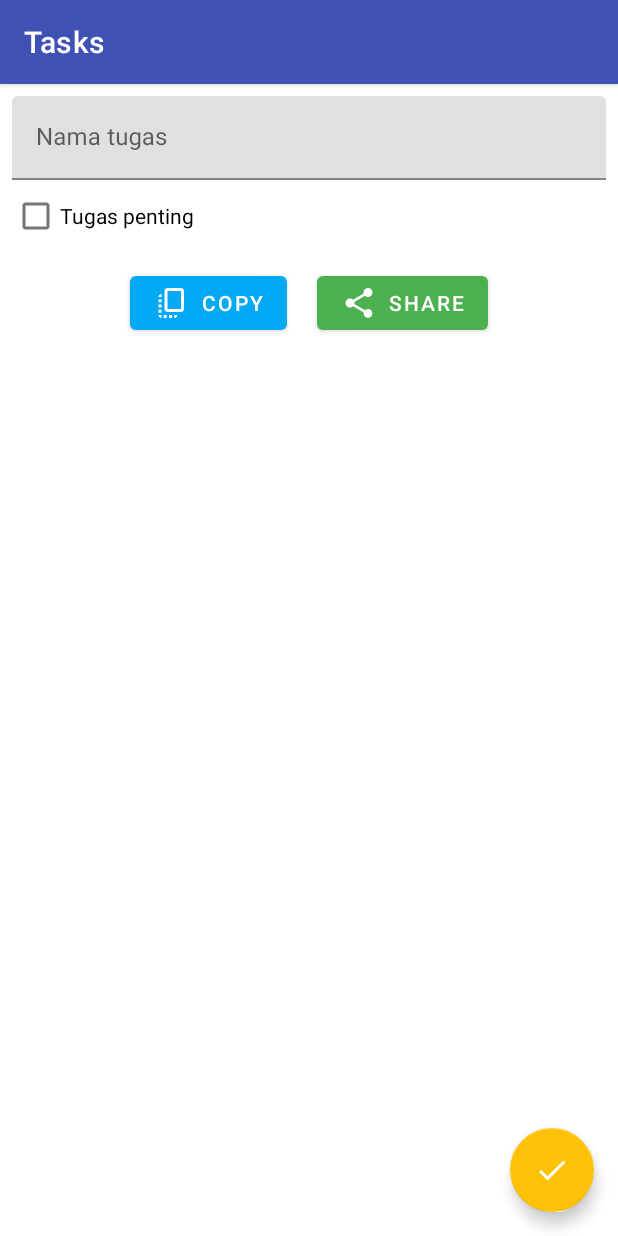
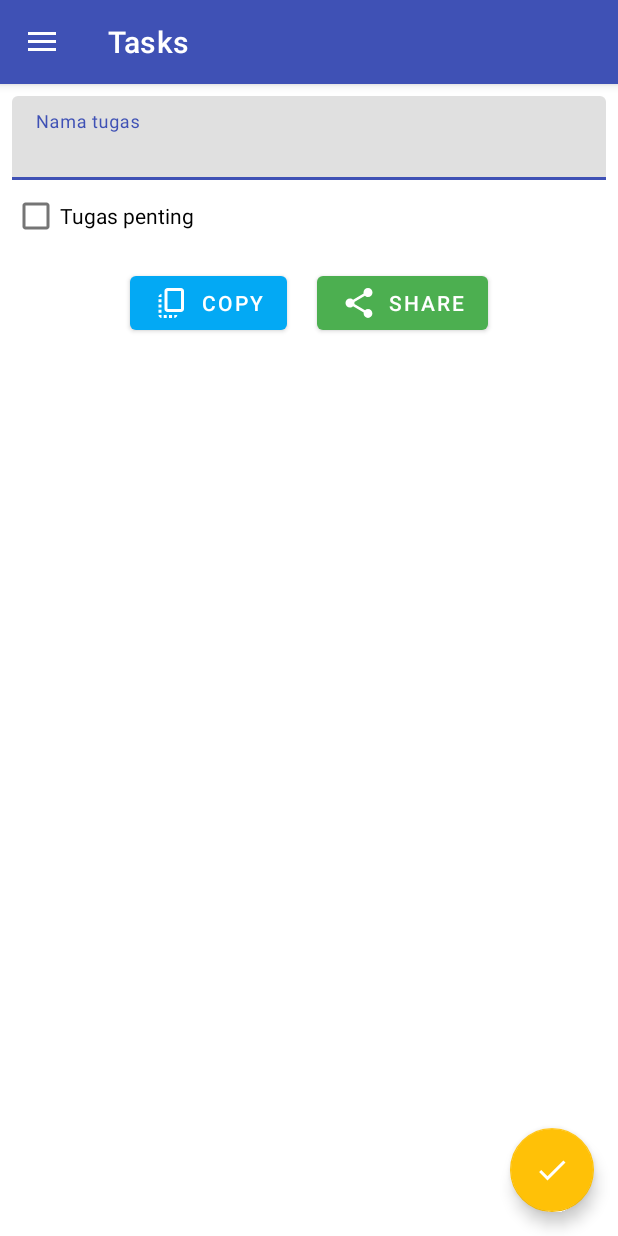
Before and after one commit to MuhammadZulfikarIkhsan/Assesment02-Mobpro-1, an Android app: the fragment AddEditTaskFragment placed in its activity, after a tap on "COPY", on a phone screen of 412 x 824 dp. Run offline under Robolectric (Android 15) with nearby library versions, the phone set to English and light mode, and no system bars; our stand-ins replace Dagger/Hilt's generated code, Room's generated code, navigation-ui; libraries missing offline, so code that uses them is left out: androidx.hilt, androidx.hilt.lifecycle; 2 statements that could not run were skipped.

Commit message:
Navigation Drawer

```diff
--- /dev/null
+++ b/app/src/main/java/org/d3if2049/tolist/BeritaFragment.kt
@@ -0,0 +1,6 @@
+package org.d3if2049.tolist
+
+import androidx.fragment.app.Fragment
+
+class BeritaFragment : Fragment(R.layout.fragment_berita) {
+}
--- a/app/src/main/java/org/d3if2049/tolist/ui/MainActivity.kt
+++ b/app/src/main/java/org/d3if2049/tolist/ui/MainActivity.kt
@@ -6,13 +6,18 @@ import androidx.appcompat.app.AppCompatActivity
 import androidx.navigation.NavController
 import androidx.navigation.fragment.NavHostFragment
 import androidx.navigation.fragment.findNavController
+import androidx.navigation.ui.AppBarConfiguration
+import androidx.navigation.ui.navigateUp
 import androidx.navigation.ui.setupActionBarWithNavController
+import androidx.navigation.ui.setupWithNavController
 import dagger.hilt.android.AndroidEntryPoint
+import kotlinx.android.synthetic.main.activity_main.*
 import org.d3if2049.tolist.R
 
 @AndroidEntryPoint
 class MainActivity : AppCompatActivity() {
     private lateinit var navController: NavController
+    private lateinit var appBarConfiguration: AppBarConfiguration
 
     override fun onCreate(savedInstanceState: Bundle?) {
         super.onCreate(savedInstanceState)
@@ -22,11 +27,18 @@ class MainActivity : AppCompatActivity() {
             supportFragmentManager.findFragmentById(R.id.nav_host_fragment) as NavHostFragment
         navController = navHostFragment.findNavController()
 
-        setupActionBarWithNavController(navController)
+        appBarConfiguration = AppBarConfiguration(
+            setOf(R.id.tasksFragment, R.id.beritaFragment),
+            drawer_layout
+        )
+
+        setupActionBarWithNavController(navController, appBarConfiguration)
+
+        nav_view.setupWithNavController(navController)
     }
 
     override fun onSupportNavigateUp(): Boolean {
-        return navController.navigateUp() || super.onSupportNavigateUp()
+        return navController.navigateUp(appBarConfiguration) || super.onSupportNavigateUp()
     }
 }
 
--- /dev/null
+++ b/app/src/main/res/drawable/ic_article.xml
@@ -0,0 +1,11 @@
+<vector xmlns:android="http://schemas.android.com/apk/res/android"
+    android:width="24dp"
+    android:height="24dp"
+    android:viewportWidth="24"
+    android:viewportHeight="24"
+    android:tint="?attr/colorControlNormal"
+    android:autoMirrored="true">
+  <path
+      android:fillColor="@android:color/white"
+      android:pathData="M19,3L5,3c-1.1,0 -2,0.9 -2,2v14c0,1.1 0.9,2 2,2h14c1.1,0 2,-0.9 2,-2L21,5c0,-1.1 -0.9,-2 -2,-2zM14,17L7,17v-2h7v2zM17,13L7,13v-2h10v2zM17,9L7,9L7,7h10v2z"/>
+</vector>
--- /dev/null
+++ b/app/src/main/res/drawable/ic_event_note.xml
@@ -0,0 +1,11 @@
+<vector xmlns:android="http://schemas.android.com/apk/res/android"
+    android:width="24dp"
+    android:height="24dp"
+    android:viewportWidth="24"
+    android:viewportHeight="24"
+    android:tint="?attr/colorControlNormal"
+    android:autoMirrored="true">
+  <path
+      android:fillColor="@android:color/white"
+      android:pathData="M17,10L7,10v2h10v-2zM19,3h-1L18,1h-2v2L8,3L8,1L6,1v2L5,3c-1.11,0 -1.99,0.9 -1.99,2L3,19c0,1.1 0.89,2 2,2h14c1.1,0 2,-0.9 2,-2L21,5c0,-1.1 -0.9,-2 -2,-2zM19,19L5,19L5,8h14v11zM14,14L7,14v2h7v-2z"/>
+</vector>
--- a/app/src/main/res/layout/activity_main.xml
+++ b/app/src/main/res/layout/activity_main.xml
@@ -1,10 +1,11 @@
 <?xml version="1.0" encoding="utf-8"?>
-<androidx.constraintlayout.widget.ConstraintLayout xmlns:android="http://schemas.android.com/apk/res/android"
+<androidx.drawerlayout.widget.DrawerLayout xmlns:android="http://schemas.android.com/apk/res/android"
     xmlns:app="http://schemas.android.com/apk/res-auto"
     xmlns:tools="http://schemas.android.com/tools"
+    android:id="@+id/drawer_layout"
     android:layout_width="match_parent"
     android:layout_height="match_parent"
-    tools:context="org.d3if2049.tolist.ui.MainActivity">
+    tools:context=".ui.MainActivity">
 
     <androidx.fragment.app.FragmentContainerView
         android:id="@+id/nav_host_fragment"
@@ -14,4 +15,11 @@
         app:defaultNavHost="true"
         app:navGraph="@navigation/nav_graph" />
 
-</androidx.constraintlayout.widget.ConstraintLayout>
+    <com.google.android.material.navigation.NavigationView
+        android:id="@+id/nav_view"
+        android:layout_width="wrap_content"
+        android:layout_height="match_parent"
+        android:layout_gravity="start"
+        app:menu="@menu/drawer_bottom_nav_menu" />
+
+</androidx.drawerlayout.widget.DrawerLayout>
--- /dev/null
+++ b/app/src/main/res/layout/fragment_berita.xml
@@ -0,0 +1,17 @@
+<?xml version="1.0" encoding="utf-8"?>
+<LinearLayout xmlns:android="http://schemas.android.com/apk/res/android"
+    xmlns:tools="http://schemas.android.com/tools"
+    android:layout_width="match_parent"
+    android:layout_height="match_parent"
+    android:gravity="center"
+    android:orientation="vertical"
+    tools:context=".BeritaFragment">
+
+    <TextView
+        android:layout_width="wrap_content"
+        android:layout_height="wrap_content"
+        android:layout_marginBottom="16dp"
+        android:text="Berita"
+        android:textAppearance="@style/TextAppearance.AppCompat.Large" />
+
+</LinearLayout>
--- /dev/null
+++ b/app/src/main/res/menu/drawer_bottom_nav_menu.xml
@@ -0,0 +1,14 @@
+<?xml version="1.0" encoding="utf-8"?>
+<menu xmlns:android="http://schemas.android.com/apk/res/android">
+
+    <item
+        android:id="@+id/tasksFragment"
+        android:icon="@drawable/ic_event_note"
+        android:title="Event/Tugas" />
+
+    <item
+        android:id="@+id/beritaFragment"
+        android:icon="@drawable/ic_article"
+        android:title="Berita" />
+
+</menu>
--- a/app/src/main/res/navigation/nav_graph.xml
+++ b/app/src/main/res/navigation/nav_graph.xml
@@ -3,6 +3,7 @@
     xmlns:app="http://schemas.android.com/apk/res-auto"
     xmlns:tools="http://schemas.android.com/tools"
     android:id="@+id/nav_graph"
+    android:label="Berita"
     app:startDestination="@id/tasksFragment">
     <fragment
         android:id="@+id/tasksFragment"
@@ -42,4 +43,9 @@
         android:name="org.d3if2049.tolist.AboutFragment"
         android:label="@string/tentang_aplikasi"
         tools:layout="@layout/fragment_about" />
+    <fragment
+        android:id="@+id/beritaFragment"
+        android:name="org.d3if2049.tolist.BeritaFragment"
+        android:label="Berita"
+        tools:layout="@layout/fragment_berita" />
 </navigation>
```
